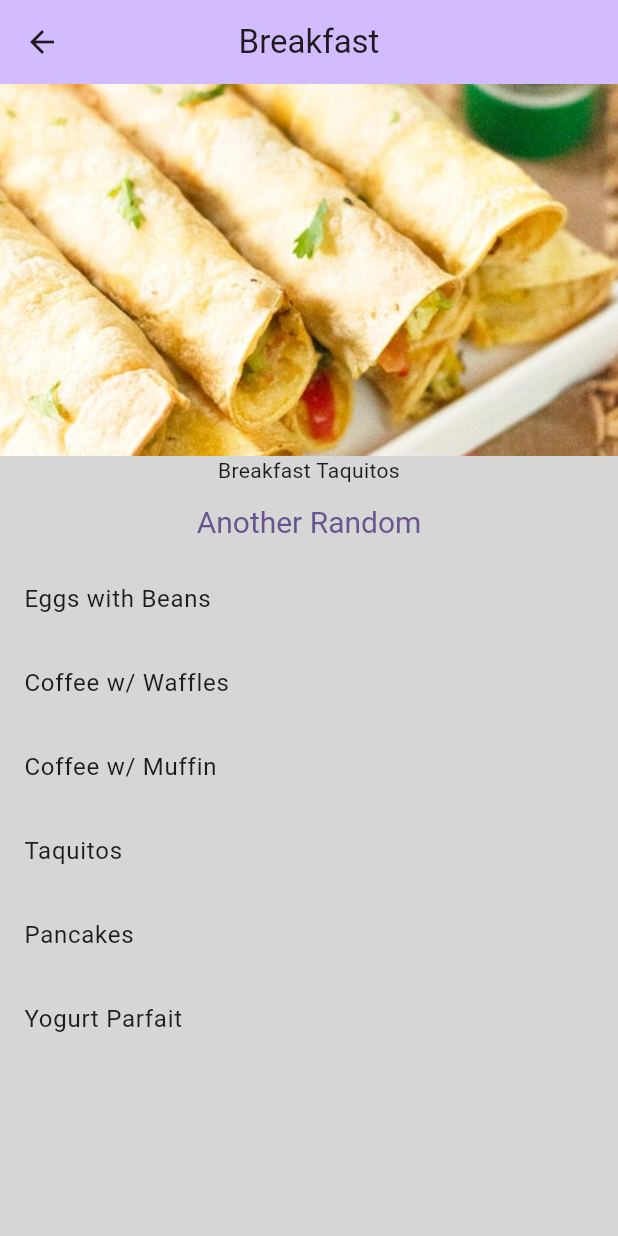
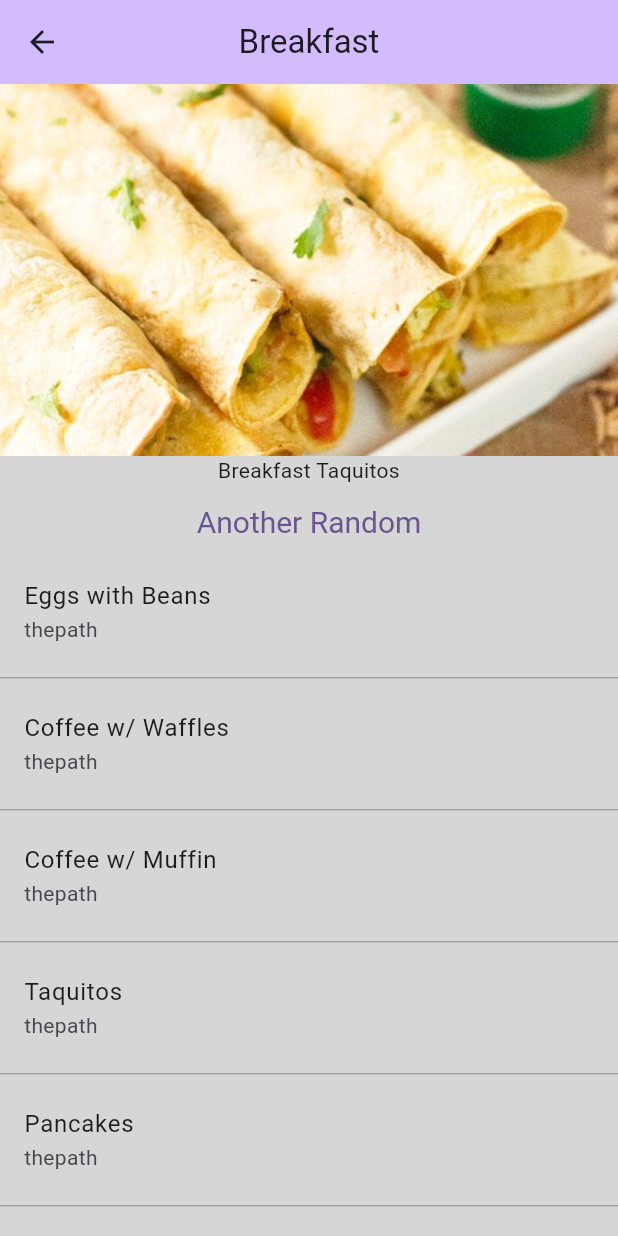
Before and after one commit to RobKabob1/mealselection, a Flutter app: the Breakfast screen opened directly, on a phone screen of 412 x 824 dp. Run offline on Flutter 3.47's test engine with Material 2 defaults, Android fonts, the phone set to English and light mode, and no system bars.

Commit message:
Immplemented Map

```diff
--- a/lib/breakfast.dart
+++ b/lib/breakfast.dart
@@ -55,15 +55,18 @@ class _BreakfastState extends State<Breakfast> {
               ],
             ),
             Expanded(
-              child: ListView.builder(
+              child: ListView.separated(
+                separatorBuilder: (context, index) => const Divider(
+                  color: Colors.grey,
+                ),
                 itemCount: items.length,
-                prototypeItem: ListTile(
-                  title: Text(items.first),
-                ),
                 itemBuilder: (context, index) {
                   return ListTile(
                     title: Text(
-                      items[index],
+                      items[index]["name"],
+                    ),
+                    subtitle: Text(
+                      items[index]["path"],
                     ),
                   );
                 },
--- a/lib/lists.dart
+++ b/lib/lists.dart
@@ -1,10 +1,10 @@
-var breakfastList = [
-  "Eggs with Beans",
-  "Coffee w/ Waffles",
-  "Coffee w/ Muffin",
-  "Taquitos",
-  "Pancakes",
-  "Yogurt Parfait",
+List<Map> breakfastList = [
+  {"id": "1", "name": "Eggs with Beans", "path": "thepath"},
+  {"id": "2", "name": "Coffee w/ Waffles", "path": "thepath"},
+  {"id": "3", "name": "Coffee w/ Muffin", "path": "thepath"},
+  {"id": "4", "name": "Taquitos", "path": "thepath"},
+  {"id": "5", "name": "Pancakes", "path": "thepath"},
+  {"id": "6", "name": "Yogurt Parfait", "path": "thepath"},
 ];
 
 var lunchList = [
```
